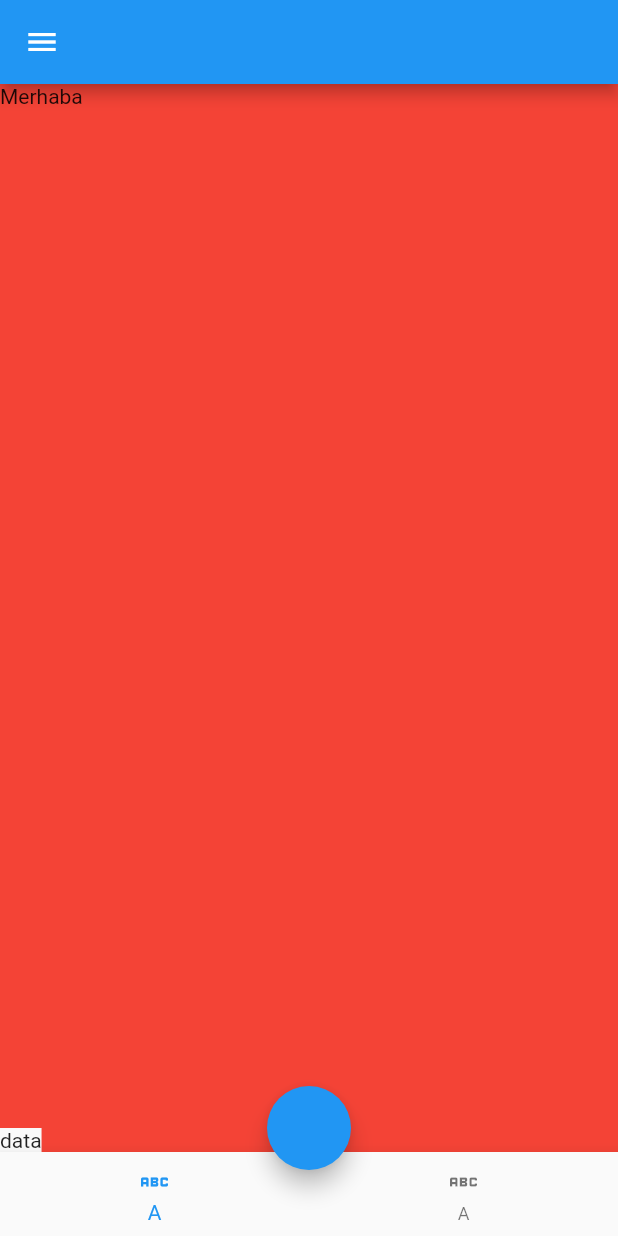
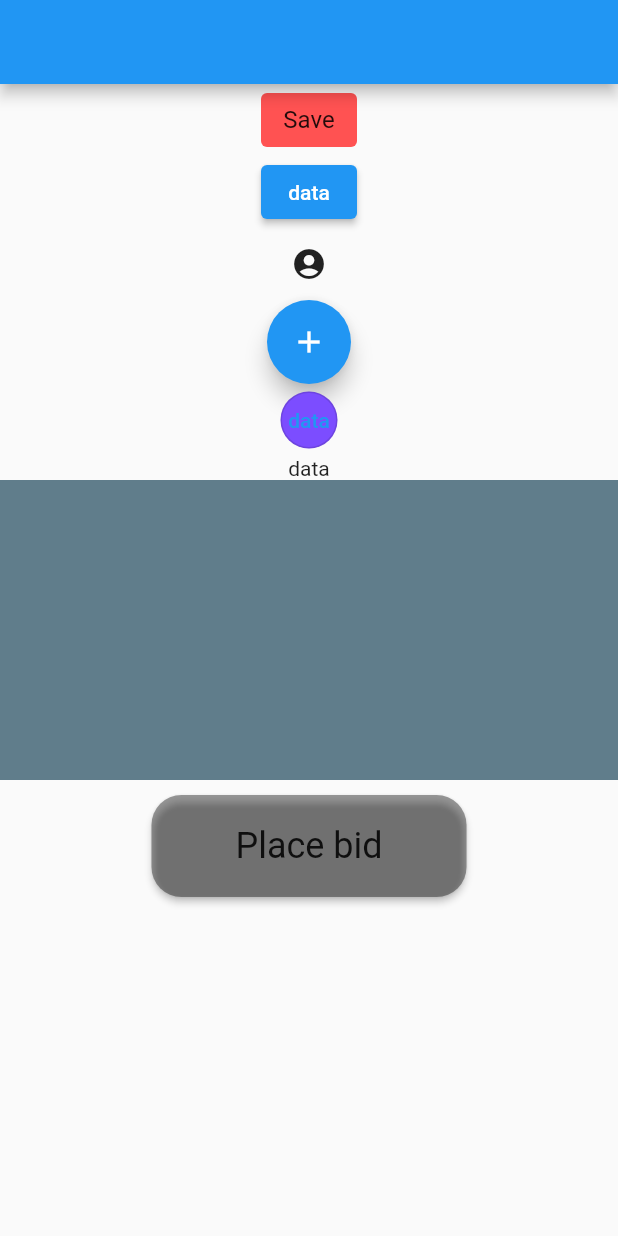
Before and after one commit to Mucahid-Canbey/flutter_note, a Flutter app: the screen it shows after launch, on a phone screen of 412 x 824 dp. Run offline on Flutter 3.47's test engine with Material 2 defaults, Android fonts, the phone set to English and light mode, and no system bars.

Commit message:
Button learn eklendi | flutter_101

```diff
--- /dev/null
+++ b/flutter_101/lib/101/button_learn.dart
@@ -0,0 +1,82 @@
+import 'package:flutter/material.dart';
+
+class ButtonLearn extends StatelessWidget {
+  const ButtonLearn({Key? key, required String title}) : super(key: key);
+
+  @override
+  Widget build(BuildContext context) {
+    return Scaffold(
+      appBar: AppBar(),
+      body: Column(
+        children: [
+          TextButton(
+              // Arka planı olmayam button
+              child: Text("Save",
+                  style: Theme.of(context).textTheme.subtitle1), //Text Style
+              style: ButtonStyle(
+                //Birinci yol Style
+                backgroundColor:
+                    MaterialStateProperty.all<Color>(Colors.redAccent),
+              ),
+              onPressed: () {}),
+          ElevatedButton(
+              // Arka planı olan Button
+              onPressed: () {},
+              child: const Text('data')),
+          IconButton(
+              // icon
+              onPressed: () {},
+              icon: const Icon(Icons.account_circle)),
+          FloatingActionButton(
+            // ekrana duyarlı çalışır , icon
+            onPressed: () {},
+            child: const Icon(Icons.add),
+          ),
+          OutlinedButton(
+            // çerçeveli button
+
+            style: OutlinedButton.styleFrom(
+              //İkinci yol Style
+              backgroundColor: Colors.deepPurpleAccent,
+              padding: const EdgeInsets.all(11), // etrafına boşluk verir
+
+              shape: const CircleBorder(), // buton yuvarlak yapar
+            ),
+            onPressed: () {},
+            child: const Text('data'),
+          ),
+          InkWell(
+            // Alanı olmadan text de tıklmayı sağlar
+            onTap: () {},
+            child: const Text('data'),
+          ),
+          Container(
+            height: 200,
+            color: Colors.blueGrey,
+          ),
+          const SizedBox(
+            height: 10,
+          ),
+          ElevatedButton(
+              style: ElevatedButton.styleFrom(
+                primary: Colors.black38,
+                shape: const RoundedRectangleBorder(
+                    borderRadius: BorderRadius.all(Radius.circular(20))),
+              ),
+              onPressed: () {},
+              child: Padding(
+                padding: const EdgeInsets.only(
+                    top: 20, bottom: 20, right: 40, left: 40),
+                child: Text(
+                  'Place bid',
+                  style: Theme.of(context).textTheme.headline5,
+                ),
+              ))
+        ],
+      ),
+    );
+  }
+}
+
+// Not
+// CircleBorder() ,RoundedRectangleBorder()
--- a/flutter_101/lib/main.dart
+++ b/flutter_101/lib/main.dart
@@ -1,4 +1,5 @@
 import 'package:flutter/material.dart';
+import 'package:flutter_101/101/button_learn.dart';
 import 'package:flutter_101/101/container_sized_box.dart';
 import 'package:flutter_101/101/scaffold_learn.dart';
 import 'package:flutter_101/101/text_learn.dart';
@@ -17,7 +18,9 @@ class MyApp extends StatelessWidget {
       theme: ThemeData(
         primarySwatch: Colors.blue,
       ),
-      home:  ScaffoldLearn(title: 'Container Learn',),
+      home: const ButtonLearn(
+        title: 'Button Learn',
+      ),
     );
   }
 }
```
Also changed, not shown: 1 other file.
